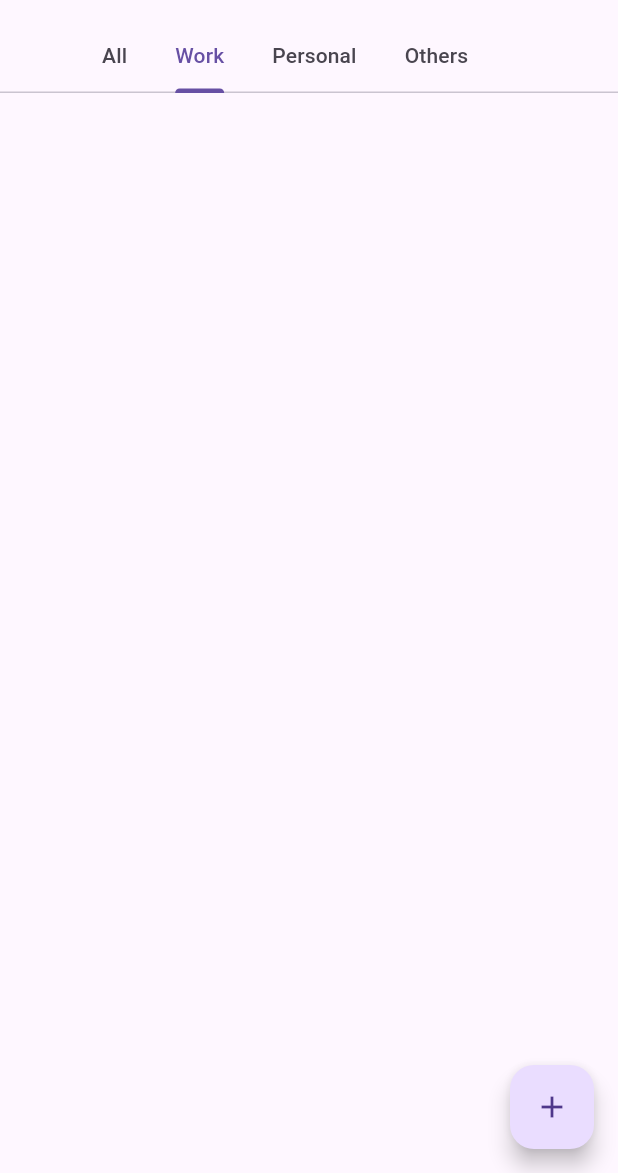
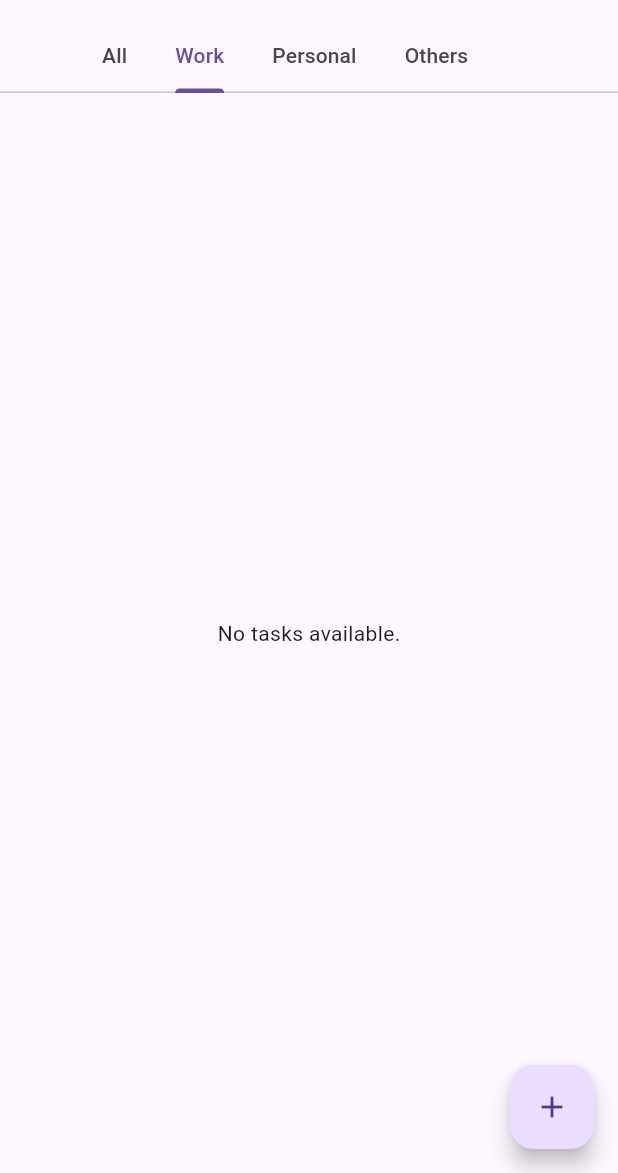
Before and after one commit to FaiqueMZM/todo_bloc_app, a Flutter app: the screen it shows after launch, tab 2 chosen, on a phone screen of 412 x 824 dp, the part 63-1236 px from its top. Run offline on Flutter 3.47's test engine with Material 3 defaults, Android fonts, the phone set to English and light mode, and no system bars; our stand-ins replace equatable, flutter_bloc.

Commit message:
display no tasks available message

```diff
--- a/lib/screens/todo_screen.dart
+++ b/lib/screens/todo_screen.dart
@@ -237,6 +237,9 @@ class _TodoScreenState extends State<TodoScreen> with TickerProviderStateMixin {
           if (state is TodoInitial) {
             return const Center(child: Text('No tasks yet.'));
           } else if (state is TodoLoaded) {
+            if (state.tasks.isEmpty) {
+              return const Center(child: Text('No tasks available.'));
+            }
             return ListView.builder(
               padding: const EdgeInsets.all(8.0),
               itemCount: state.tasks.length,
--- a/lib/tasks.dart
+++ b/lib/tasks.dart
@@ -9,7 +9,7 @@ class Task extends Equatable {
   final Category category;
   final DateTime? dueDate;
 
-  Task({
+  const Task({
     required this.id,
     required this.title,
     this.isCompleted = false,
```
